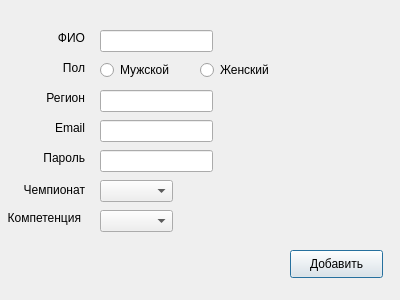
Above: ui_files/InsertUsersUi.ui from antons201/WorldSkills__CourseWork before the change. Below: the same form after it.
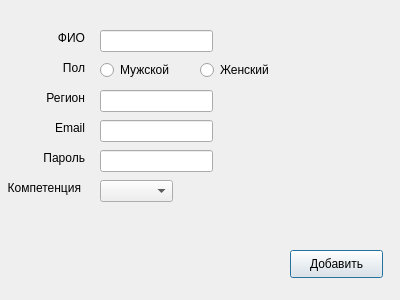
That is the form after the change.

Diff of the .ui file:
```diff
--- a/ui_files/InsertUsersUi.ui
+++ b/ui_files/InsertUsersUi.ui
@@ -96,9 +96,9 @@
   <widget class="QLabel" name="CompetitionLabel">
    <property name="geometry">
     <rect>
-     <x>0</x>
-     <y>210</y>
-     <width>81</width>
+     <x>-10</x>
+     <y>180</y>
+     <width>91</width>
      <height>16</height>
     </rect>
    </property>
@@ -109,22 +109,6 @@
     <set>Qt::AlignRight|Qt::AlignTrailing|Qt::AlignVCenter</set>
    </property>
   </widget>
-  <widget class="QLabel" name="ChempionshipLabel">
-   <property name="geometry">
-    <rect>
-     <x>14</x>
-     <y>180</y>
-     <width>71</width>
-     <height>20</height>
-    </rect>
-   </property>
-   <property name="text">
-    <string>Чемпионат</string>
-   </property>
-   <property name="alignment">
-    <set>Qt::AlignRight|Qt::AlignTrailing|Qt::AlignVCenter</set>
-   </property>
-  </widget>
   <widget class="QLineEdit" name="NameEdit">
    <property name="geometry">
     <rect>
@@ -165,21 +149,11 @@
     </rect>
    </property>
   </widget>
-  <widget class="QComboBox" name="ChempionshipComboBox">
-   <property name="geometry">
-    <rect>
-     <x>100</x>
-     <y>180</y>
-     <width>73</width>
-     <height>22</height>
-    </rect>
-   </property>
-  </widget>
   <widget class="QComboBox" name="CompetenceComboBox">
    <property name="geometry">
     <rect>
      <x>100</x>
-     <y>210</y>
+     <y>180</y>
      <width>73</width>
      <height>22</height>
     </rect>
```
